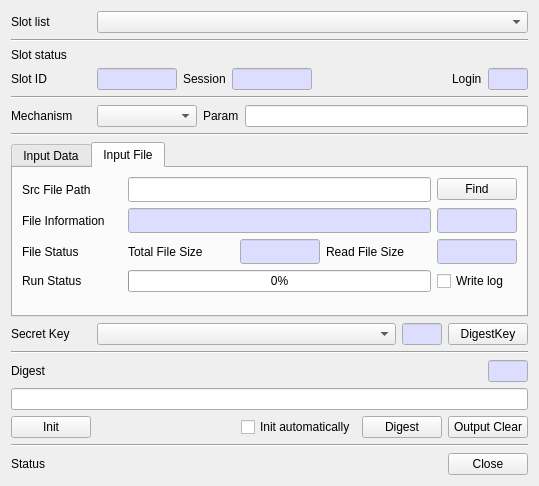
First picture: the form in CryptokiMan/digest_dlg.ui, repository jykim74/CryptokiMan, before the edit.
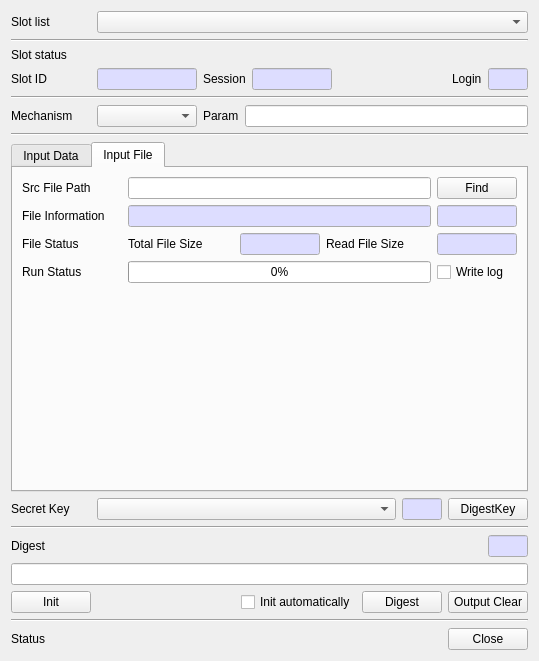
Second picture: the form after the edit.

Diff of the .ui file:
```diff
--- a/CryptokiMan/digest_dlg.ui
+++ b/CryptokiMan/digest_dlg.ui
@@ -7,7 +7,7 @@
     <x>0</x>
     <y>0</y>
     <width>539</width>
-    <height>486</height>
+    <height>661</height>
    </rect>
   </property>
   <property name="windowTitle">
@@ -80,7 +80,7 @@
       <widget class="QLineEdit" name="mSlotIDText">
        <property name="maximumSize">
         <size>
-         <width>80</width>
+         <width>100</width>
          <height>16777215</height>
         </size>
        </property>
@@ -498,9 +498,7 @@
          <item row="0" column="1">
           <widget class="QLineEdit" name="mSrcFileText">
            <property name="font">
-            <font>
-             <family>굴림체</family>
-            </font>
+            <font/>
            </property>
           </widget>
          </item>
@@ -586,9 +584,7 @@
             </palette>
            </property>
            <property name="font">
-            <font>
-             <family>굴림체</family>
-            </font>
+            <font/>
            </property>
            <property name="readOnly">
             <bool>true</bool>
@@ -666,9 +662,7 @@
             </palette>
            </property>
            <property name="font">
-            <font>
-             <family>굴림체</family>
-            </font>
+            <font/>
            </property>
            <property name="readOnly">
             <bool>true</bool>
@@ -764,9 +758,7 @@
             </palette>
            </property>
            <property name="font">
-            <font>
-             <family>굴림체</family>
-            </font>
+            <font/>
            </property>
            <property name="readOnly">
             <bool>true</bool>
@@ -825,9 +817,7 @@
             </palette>
            </property>
            <property name="font">
-            <font>
-             <family>굴림체</family>
-            </font>
+            <font/>
            </property>
            <property name="readOnly">
             <bool>true</bool>
```
